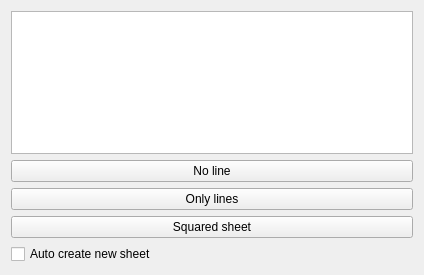
Above: src/sheet/fast-sheet/fast_sheet_ui.ui from giacomogroppi/writernote-qt before the change. Below: the same form after it.
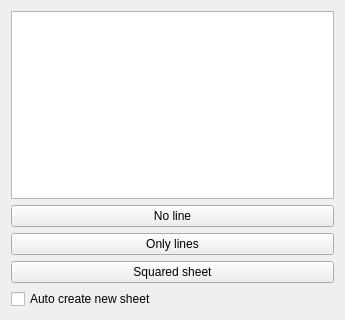
That is the form after the change.

```diff
--- a/src/sheet/fast-sheet/fast_sheet_ui.ui
+++ b/src/sheet/fast-sheet/fast_sheet_ui.ui
@@ -6,8 +6,8 @@
    <rect>
     <x>0</x>
     <y>0</y>
-    <width>424</width>
-    <height>275</height>
+    <width>345</width>
+    <height>320</height>
    </rect>
   </property>
   <property name="windowTitle">
```
